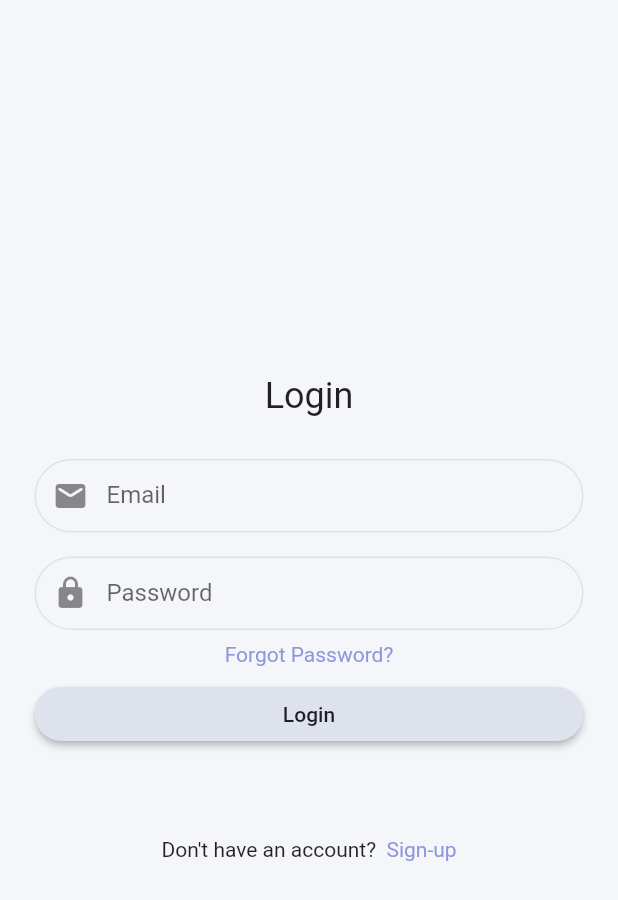
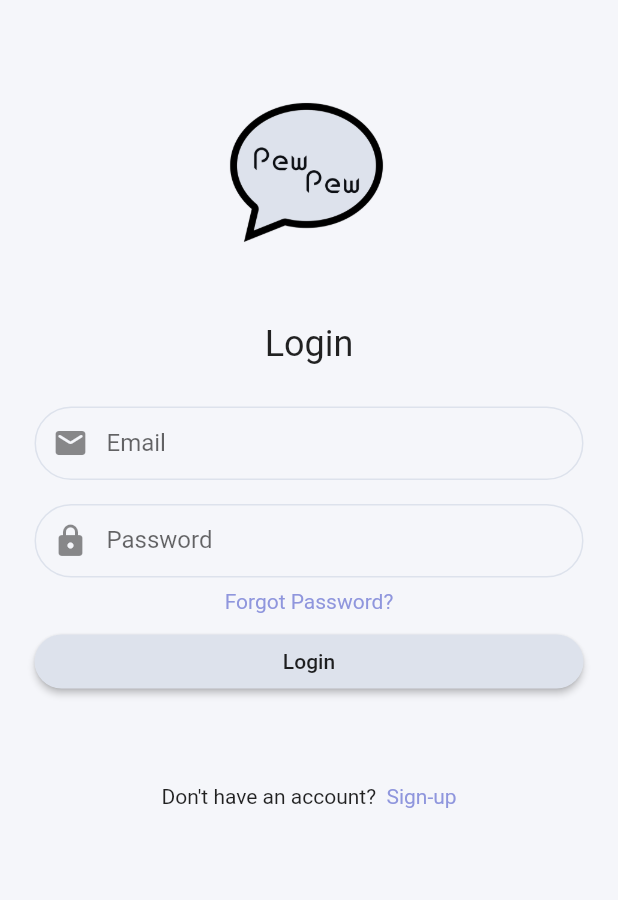
Before and after one commit to DogeeeXD/PewPewChat, a Flutter app: the screen it shows after launch, on a phone screen of 412 x 824 dp. Shown: the top 900 px of the screen. Run offline on Flutter 3.47's test engine with Material 2 defaults, Android fonts, the phone set to English and light mode, and no system bars; our stand-ins replace cloud_firestore, firebase_auth, firebase_core, firebase_storage, google_nav_bar, image_picker; accounts and stored records are empty.

Commit message:
screenshots

```diff
--- a/lib/main.dart
+++ b/lib/main.dart
@@ -23,6 +23,7 @@ class MyApp extends StatelessWidget {
         future: _initialization,
         builder: (context, appSnapshot) {
           return MaterialApp(
+            debugShowCheckedModeBanner: false,
             title: 'PewPewChat',
             theme: AppTheme.lightTheme,
             home: appSnapshot.connectionState != ConnectionState.done
--- a/lib/screens/auth_screen.dart
+++ b/lib/screens/auth_screen.dart
@@ -91,11 +91,20 @@ class _AuthScreenState extends State<AuthScreen> {
         color: Theme.of(context).backgroundColor,
         alignment: Alignment.center,
         padding: const EdgeInsets.all(15),
-        child: SingleChildScrollView(
-          child: AuthForm(
-            _isLoading,
-            _submitAuthForm,
-          ),
+        child: ListView(
+          children: [
+            Image.asset(
+              'assets/icons/pewpewchat.png',
+              width: 200,
+              height: 200,
+            ),
+            SingleChildScrollView(
+              child: AuthForm(
+                _isLoading,
+                _submitAuthForm,
+              ),
+            ),
+          ],
         ),
       ),
     );
```
Also changed, not shown: 11 other files.
